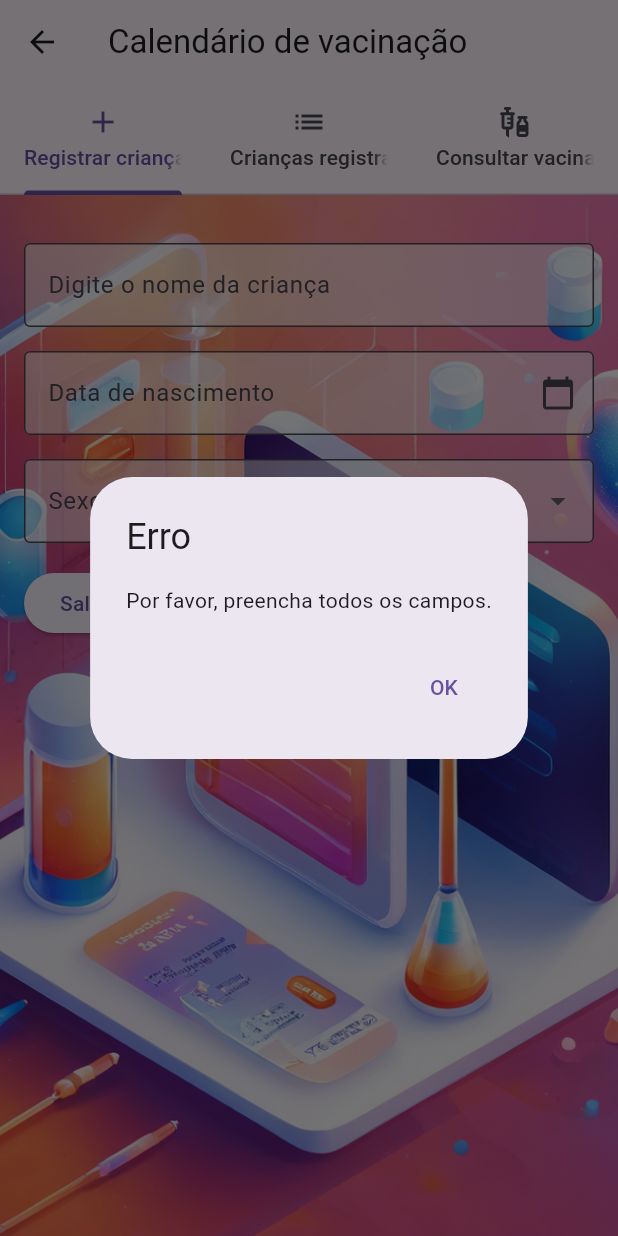
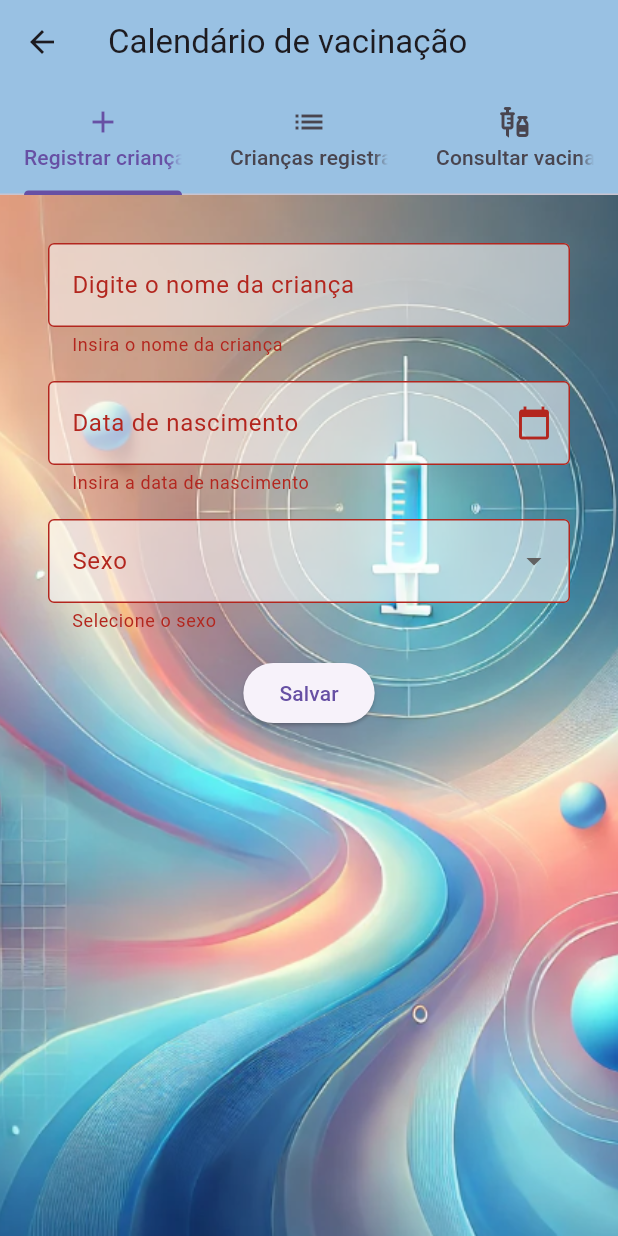
Before and after one commit to cassiab13/calendario_vacinacao, a Flutter app: the MainPage screen opened by its route, after a tap on "Salvar", on a phone screen of 412 x 824 dp. Run offline on Flutter 3.47's test engine with Material 3 defaults, Android fonts, the phone set to English and light mode, and no system bars.

Commit message:
refactor: register_child

```diff
--- a/lib/components/background.dart
+++ b/lib/components/background.dart
@@ -10,7 +10,7 @@ class BackgroundDecoration extends StatelessWidget {
     return Container(
         decoration: const BoxDecoration(
           image: DecorationImage(
-            image: AssetImage("lib/assets/login_background.jpeg"),
+            image: AssetImage("lib/assets/background_novo.png"),
             fit: BoxFit.cover,
           ),
         ),
--- a/lib/forms/child_registration_form.dart
+++ b/lib/forms/child_registration_form.dart
@@ -1,3 +1,4 @@
+import 'package:calendario_vacinacao/components/background.dart';
 import 'package:calendario_vacinacao/models/child.dart';
 import 'package:flutter/material.dart';
 import 'package:intl/intl.dart';
@@ -15,6 +16,7 @@ class _ChildRegistrationFormState extends State<ChildRegistrationForm> {
   final TextEditingController _birthController = TextEditingController();
   DateTime? _selectedDate;
   String? _selectedGender;
+  final _formKey = GlobalKey<FormState>();
 
   Future<void> _selectDate(BuildContext context) async {
     final DateTime? selectedBirthDate = await showDatePicker(
@@ -49,13 +51,27 @@ class _ChildRegistrationFormState extends State<ChildRegistrationForm> {
 
   @override
   Widget build(BuildContext context) {
-    return Padding(
+    return BackgroundDecoration(
+      child: SingleChildScrollView(
+        child: Padding(
           padding: const EdgeInsets.all(16.0),
+          child: Form(
+            key: _formKey,
+            child: Container(
+              width: double.infinity,
+              padding: const EdgeInsets.all(8.0),
               child: Column(
-        crossAxisAlignment: CrossAxisAlignment.start,
+                mainAxisAlignment: MainAxisAlignment.spaceEvenly,
                 children: [
-          const SizedBox(height: 16),
-          TextField(
+                  Padding(
+                    padding: const EdgeInsets.all(8.0),
+                    child: TextFormField(
+                      validator: (String? value) {
+                        if (value == null || value.isEmpty) {
+                          return 'Insira o nome da criança';
+                        }
+                        return null;
+                      },
                       controller: _nameController,
                       decoration: const InputDecoration(
                         filled: true,
@@ -64,8 +80,16 @@ class _ChildRegistrationFormState extends State<ChildRegistrationForm> {
                         labelText: 'Digite o nome da criança',
                       ),
                     ),
-          const SizedBox(height: 16),
-          TextField(
+                  ),
+                  Padding(
+                    padding: const EdgeInsets.all(8.0),
+                    child: TextFormField(
+                      validator: (value) {
+                        if (value == null || value.isEmpty) {
+                          return 'Insira a data de nascimento';
+                        }
+                        return null;
+                      },
                       controller: _birthController,
                       readOnly: true,
                       decoration: const InputDecoration(
@@ -77,8 +101,10 @@ class _ChildRegistrationFormState extends State<ChildRegistrationForm> {
                       ),
                       onTap: () => _selectDate(context),
                     ),
-          const SizedBox(height: 16),
-          DropdownButtonFormField<String>(
+                  ),
+                  Padding(
+                    padding: const EdgeInsets.all(8.0),
+                    child: DropdownButtonFormField<String>(
                       decoration: const InputDecoration(
                         filled: true,
                         fillColor: Colors.white54,
@@ -97,52 +123,55 @@ class _ChildRegistrationFormState extends State<ChildRegistrationForm> {
                           _selectedGender = newValue;
                         });
                       },
+                      validator: (value) {
+                        if (value == null || value.isEmpty) {
+                          return 'Selecione o sexo';
+                        }
+                        return null;
+                      },
                     ),
-          const SizedBox(height: 16),
-          ElevatedButton(
+                  ),
+                  Padding(
+                    padding: const EdgeInsets.all(8.0),
+                    child: ElevatedButton(
                       onPressed: () {
+                        if (_formKey.currentState!.validate()) {
                           final String name = _nameController.text;
                           final DateTime? birthDate = _selectedDate;
-              final String? gender = _selectedGender;
+                          final String gender = _selectedGender!;
 
-              if (name.isEmpty || birthDate == null || gender == null) {
-                showDialog(
-                  context: context,
-                  builder: (context) => AlertDialog(
-                    title: const Text('Erro'),
-                    content: const Text('Por favor, preencha todos os campos.'),
-                    actions: [
-                      TextButton(
-                        onPressed: () => Navigator.of(context).pop(),
-                        child: const Text('OK'),
-                      ),
-                    ],
-                  ),
+                          final child = Child(
+                            name: name,
+                            gender: gender,
+                            birthDate: birthDate!,
+                            vaccines: [],
                           );
-              } else {
+
+                          widget.registerChild(child);
+
                           showDialog(
                             context: context,
                             builder: (context) => AlertDialog(
                               title: const Text('Dados salvos com sucesso'),
                               actions: [
                                 TextButton(
-                        onPressed: () => Navigator.of(context).pop(),
+                                  onPressed: () {
+                                    Navigator.of(context).pop();                                  },
                                   child: const Text('OK'),
                                 ),
                               ],
                             ),
                           );
-                final child = Child(
-                    name: name,
-                    gender: gender,
-                    birthDate: birthDate,
-                    vaccines: []);
-                widget.registerChild(child);
                         }
                       },
                       child: const Text('Salvar'),
                     ),
+                  ),
                 ],
+              ),
+            ),
+          ),
+        ),
       ),
     );
   }
--- a/lib/pages/main_page.dart
+++ b/lib/pages/main_page.dart
@@ -35,8 +35,10 @@ class _TabBarState extends State<MainPage> with TickerProviderStateMixin {
 
   @override
   Widget build(BuildContext context) {
-    return Scaffold(
+    return BackgroundDecoration(
+      child: Scaffold(
       appBar: AppBar(
+        backgroundColor: const Color.fromARGB(255, 153, 193, 227),
         title: const Text('Calendário de vacinação'),
         bottom: TabBar(
           controller: _tabController,
@@ -47,16 +49,14 @@ class _TabBarState extends State<MainPage> with TickerProviderStateMixin {
           ],
         ),
       ),
-        body: BackgroundDecoration(
-          child: TabBarView(
+      body: TabBarView(
         controller: _tabController,
         children: [
           ChildRegistrationForm(registerChild: _addChild),
           RegisteredChildPage(registeredChild: _registeredChild),
-              VaccinePage(registeredChild: _registeredChild)
+          VaccinePage(registeredChild: _registeredChild),
         ],
       ),
-        )
-        );
+)    );
   }
 }
--- a/lib/pages/registered_child_page.dart
+++ b/lib/pages/registered_child_page.dart
@@ -1,5 +1,5 @@
+import 'package:calendario_vacinacao/components/background.dart';
 import 'package:calendario_vacinacao/models/child.dart';
-import 'package:calendario_vacinacao/pages/vaccine_page.dart';
 import 'package:flutter/material.dart';
 import 'package:intl/intl.dart';
 
@@ -8,17 +8,15 @@ class RegisteredChildPage extends StatelessWidget {
 
   const RegisteredChildPage({super.key, required this.registeredChild});
 
-  void _navigateToVaccinePage(
-      BuildContext context, Child child) {
-    Navigator.of(context).push(MaterialPageRoute(
-        builder: (context) =>
-            VaccinePage(registeredChild: [child])));
-  }
-
   @override
   Widget build(BuildContext context) {
-    return registeredChild.isEmpty
-        ? const Center(child: Text("Não há crianças registradas"))
+    return BackgroundDecoration(
+        child: registeredChild.isEmpty
+            ? const Center(
+                child: Text(
+                    style: TextStyle(
+                        color: Color.fromARGB(255, 0, 0, 0), fontSize: 24),
+                    "Não há crianças registradas"))
             : ListView.builder(
                 itemCount: registeredChild.length,
                 itemBuilder: (context, index) {
@@ -27,17 +25,14 @@ class RegisteredChildPage extends StatelessWidget {
                     title: Container(
                         color: Colors.white54,
                         padding: const EdgeInsets.all(8.0),
-                  child: Text(
-                  child.name,
-                  style: const TextStyle(
-                    fontSize: 24  )
-                )),
+                        child: Text(child.name,
+                            style: const TextStyle(fontSize: 24))),
                     subtitle: Container(
                         color: Colors.white.withOpacity(0.5),
                         padding: const EdgeInsets.all(8.0),
                         child: Text(
                             'Sexo: ${child.gender} | Data de nascimento: ${DateFormat('dd/MM/yyyy').format(child.birthDate)}')),
                   );
-            });
+                }));
   }
 }
--- a/lib/pages/vaccine_page.dart
+++ b/lib/pages/vaccine_page.dart
@@ -1,3 +1,4 @@
+import 'package:calendario_vacinacao/components/background.dart';
 import 'package:calendario_vacinacao/components/checkbox.dart';
 import 'package:calendario_vacinacao/models/child.dart';
 import 'package:calendario_vacinacao/models/vaccine.dart';
@@ -33,8 +34,13 @@ class _VaccinePageState extends State<VaccinePage> {
 
   @override
   Widget build(BuildContext context) {
-    return widget.registeredChild.isEmpty
-        ? const Center(child: Text("Não há crianças registradas"))
+    return BackgroundDecoration(child:
+    widget.registeredChild.isEmpty
+        ? const Center(child: Text(
+          style: TextStyle(
+            color: Color.fromARGB(255, 0, 0, 0),
+            fontSize: 24),
+          "Não há crianças registradas"))
         : Padding(
         padding: const EdgeInsets.all(16.0),
         child: Column(
@@ -91,6 +97,7 @@ class _VaccinePageState extends State<VaccinePage> {
                   }),
             )
           ],
-        ));
+        ))
+    );
   }
 }
--- a/pubspec.yaml
+++ b/pubspec.yaml
@@ -62,11 +62,7 @@ flutter:
   uses-material-design: true
 
   assets:
-    - lib/assets/background_welcome_page.jpg
-    - lib/assets/background_image.jpeg
-    - lib/assets/login_background.jpeg
-    - lib/assets/registration_background.jpeg
-
+    - lib/assets/
   # An image asset can refer to one or more resolution-specific "variants", see
   # https://flutter.dev/assets-and-images/#resolution-aware
 
```
Also changed, not shown: lib/assets/background_novo.png (added). Lines whose indentation alone changed are shown as unchanged.
